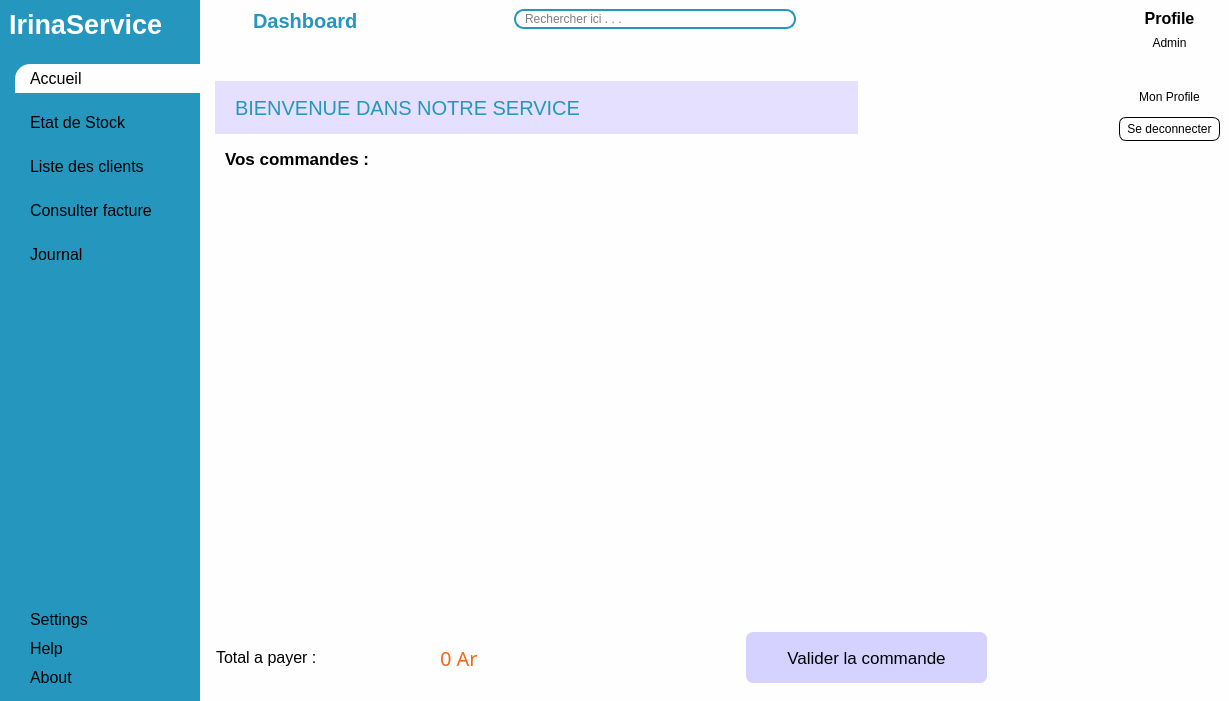
Before: the Qt Designer form views/main_window.ui in ninohantonio/Store-Management, drawn with Qt 5.
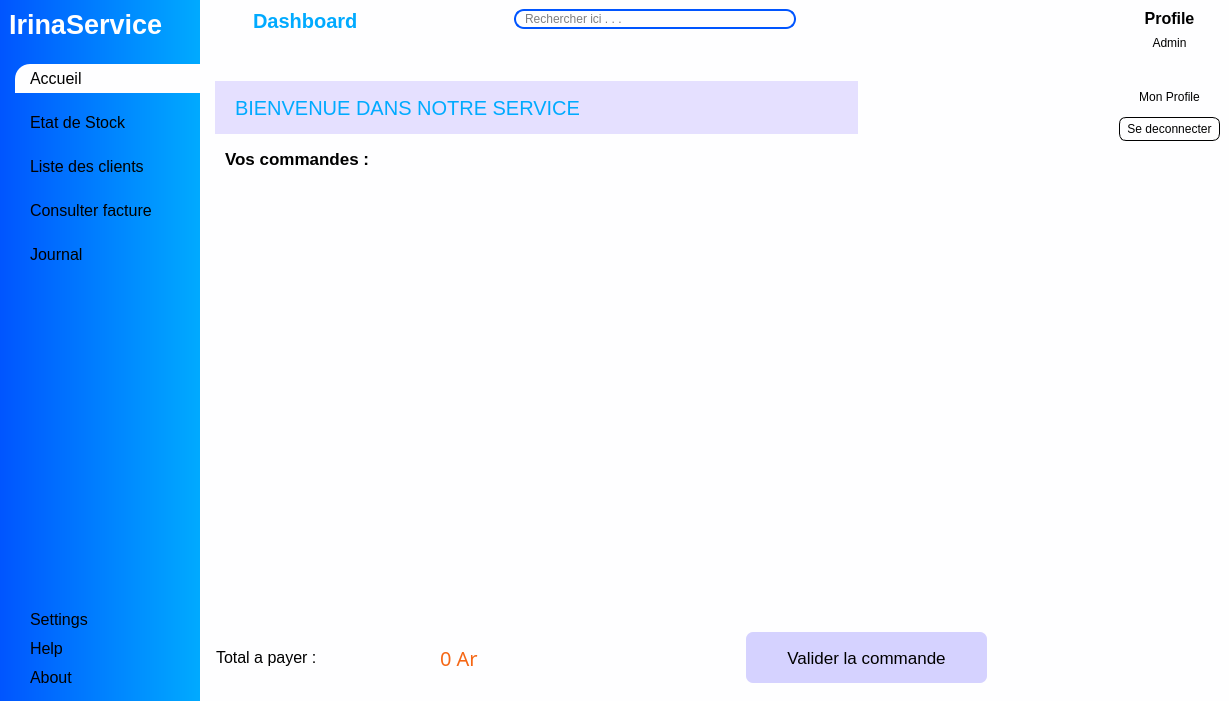
After: the same form once the commit is applied. The open tabs and pages were chosen to show the change. Icons and pictures are not drawn. Custom widgets are drawn as their Qt base class.

What changed in the file:
```diff
--- a/views/main_window.ui
+++ b/views/main_window.ui
@@ -26,7 +26,7 @@
 	border: none;
 }
 #leftMenu, QCustomSlideMenu{
-	background-color: #2596be;
+	background-color: qlineargradient(spread:pad, x1:0, y1:0, x2:1, y2:0, stop:0 rgb(0, 85, 255), stop:1 rgb(0, 170, 255));
 }
 
 QLineEdit{
@@ -35,11 +35,11 @@
 
 #searchFrame{
 	border-radius: 10px;
-	border: 2px solid #2596be;
+	border: 2px solid rgb(0, 85, 255);
 }
 
 #appHeader{
-	color: #2596be;
+	color: rgb(0, 170, 255);
 }
 
 #card1, #card2, #card3, #card4{
@@ -83,7 +83,7 @@
 
 #welcomeLabel, #stock_labele{
 	text-align: center;
-	color:  #2596be;
+	color:  rgb(0, 170, 255);
 	background-color: #e5e0ff;
 	padding: 10px 15px;
 }
```
Left out of the diff: 2 changed lines with no effect on the pictures.
